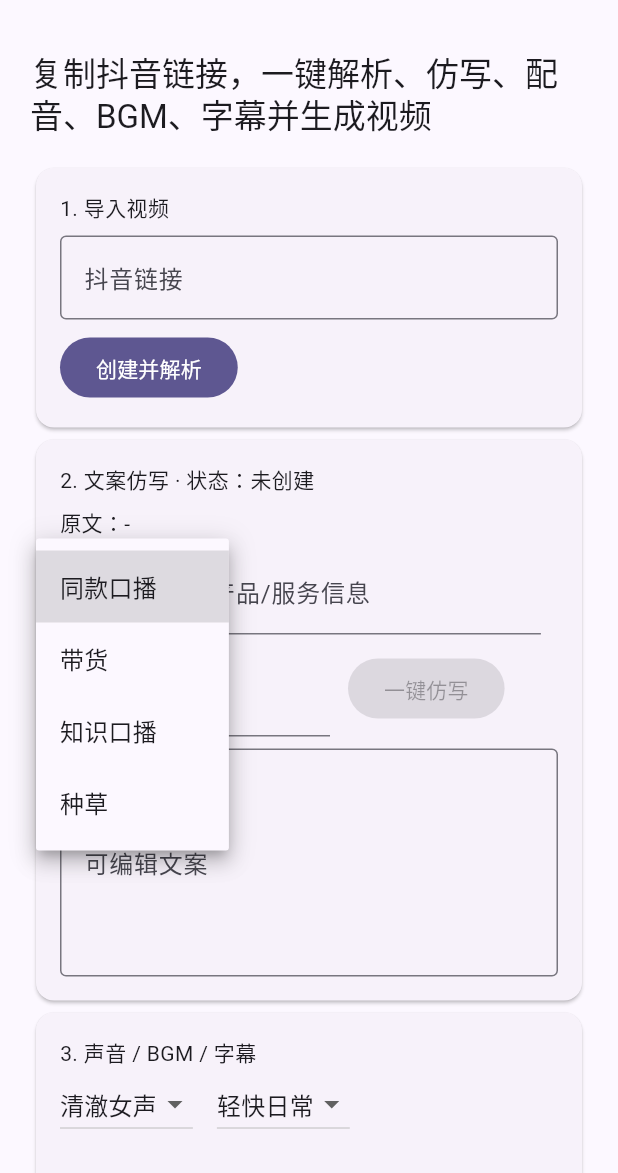
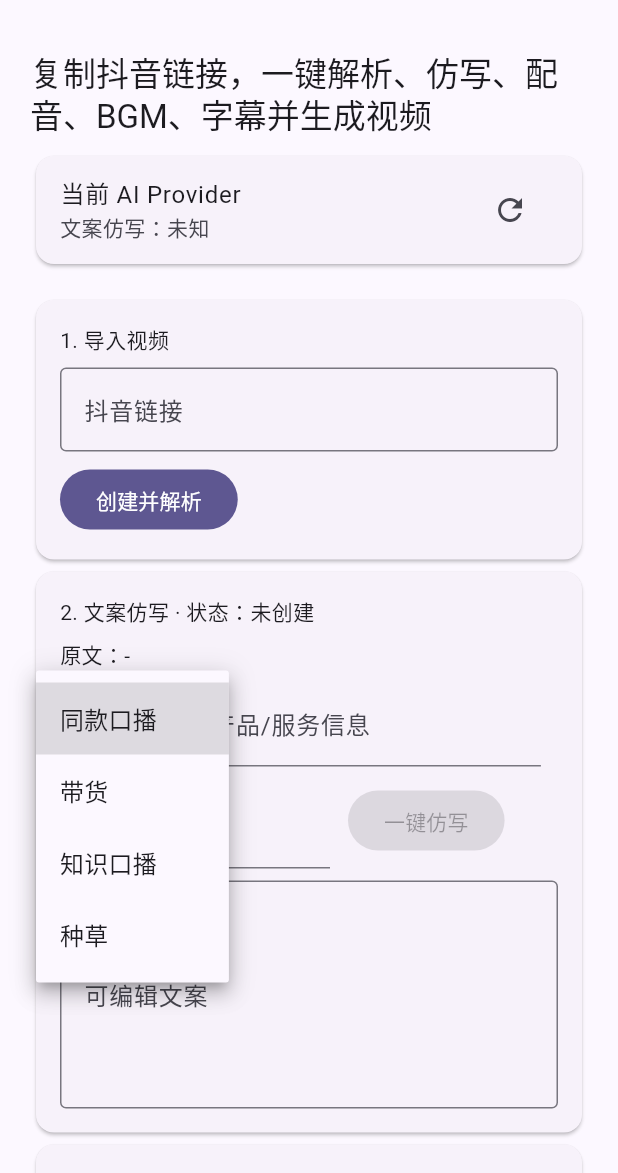
Before and after one commit to sqlboyboy/oral-video-agent, a Flutter app: the screen it shows after launch, after a tap on "同款口播", on a phone screen of 412 x 824 dp, the part 63-1236 px from its top. Run offline on Flutter 3.47's test engine with Material 3 defaults, Android fonts, the phone set to English and light mode, and no system bars; network calls fail.

Commit message:
Show provider status in client
Fetch the provider status endpoint from the Flutter workbench so users can see whether rewriting is local or Claude-backed.

```diff
--- a/apps/client/lib/main.dart
+++ b/apps/client/lib/main.dart
@@ -39,6 +39,7 @@ class _WorkbenchPageState extends State<WorkbenchPage> {
   final scriptController = TextEditingController();
 
   Map<String, dynamic>? task;
+  Map<String, dynamic>? providers;
   bool loading = false;
   String message = '';
   String selectedStyle = '同款口播';
@@ -46,6 +47,24 @@ class _WorkbenchPageState extends State<WorkbenchPage> {
   String selectedBgm = 'default-light';
   double bgmVolume = 0.18;
   double subtitleSize = 42;
+
+  @override
+  void initState() {
+    super.initState();
+    loadProviders();
+  }
+
+  Future<void> loadProviders() async {
+    try {
+      final res = await http.get(Uri.parse('$apiBase/api/providers'));
+      if (res.statusCode < 200 || res.statusCode >= 300) {
+        throw Exception('${res.statusCode}: ${res.body}');
+      }
+      setState(() => providers = jsonDecode(utf8.decode(res.bodyBytes)) as Map<String, dynamic>);
+    } catch (e) {
+      setState(() => message = e.toString());
+    }
+  }
 
   Future<void> callApi(Future<http.Response> Function() action) async {
     setState(() {
@@ -115,6 +134,8 @@ class _WorkbenchPageState extends State<WorkbenchPage> {
   @override
   Widget build(BuildContext context) {
     final status = task?['status'] ?? '未创建';
+    final rewriteProvider = providers?['rewrite_provider'] ?? '未知';
+    final anthropicModel = providers?['anthropic_model'];
     return Scaffold(
       appBar: AppBar(title: const Text('智能口播智能体')),
       body: Center(
@@ -124,6 +145,14 @@ class _WorkbenchPageState extends State<WorkbenchPage> {
             padding: const EdgeInsets.all(20),
             children: [
               Text('复制抖音链接，一键解析、仿写、配音、BGM、字幕并生成视频', style: Theme.of(context).textTheme.titleLarge),
+              const SizedBox(height: 8),
+              Card(
+                child: ListTile(
+                  title: const Text('当前 AI Provider'),
+                  subtitle: Text('文案仿写：$rewriteProvider${anthropicModel == null ? '' : ' · $anthropicModel'}'),
+                  trailing: IconButton(onPressed: loadProviders, icon: const Icon(Icons.refresh)),
+                ),
+              ),
               const SizedBox(height: 16),
               Card(
                 child: Padding(
```
